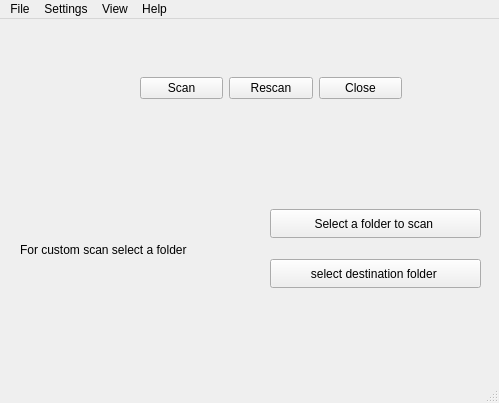
Above: mainwindow.ui from PicaPrime/dataRec before the change. Below: the same form after it.
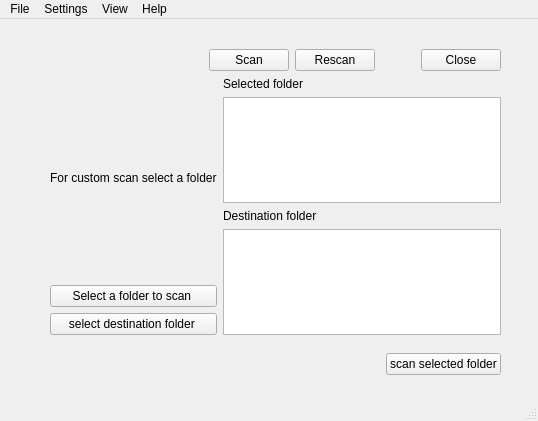
That is the form after the change.

Diff of the .ui file:
```diff
--- a/mainwindow.ui
+++ b/mainwindow.ui
@@ -6,75 +6,99 @@
    <rect>
     <x>0</x>
     <y>0</y>
-    <width>499</width>
-    <height>403</height>
+    <width>538</width>
+    <height>421</height>
    </rect>
   </property>
   <property name="windowTitle">
    <string>MainWindow</string>
   </property>
   <widget class="QWidget" name="centralwidget">
-   <widget class="QPushButton" name="pushButton_3">
+   <widget class="QWidget" name="">
     <property name="geometry">
      <rect>
-      <x>270</x>
-      <y>190</y>
-      <width>211</width>
-      <height>29</height>
+      <x>50</x>
+      <y>330</y>
+      <width>451</width>
+      <height>31</height>
      </rect>
     </property>
+    <layout class="QHBoxLayout" name="horizontalLayout_4">
+     <item>
+      <widget class="QLabel" name="label_signal">
     <property name="text">
-     <string>Select a folder to scan </string>
-    </property>
-   </widget>
-   <widget class="QPushButton" name="pushButton_4">
-    <property name="geometry">
-     <rect>
-      <x>270</x>
-      <y>240</y>
-      <width>211</width>
-      <height>29</height>
-     </rect>
-    </property>
-    <property name="text">
-     <string>select destination folder </string>
-    </property>
-   </widget>
-   <widget class="QLabel" name="label">
-    <property name="geometry">
-     <rect>
-      <x>20</x>
-      <y>210</y>
-      <width>231</width>
-      <height>41</height>
-     </rect>
-    </property>
+        <string/>
+       </property>
+      </widget>
+     </item>
+     <item>
+      <spacer name="horizontalSpacer_4">
+       <property name="orientation">
+        <enum>Qt::Orientation::Horizontal</enum>
+       </property>
+       <property name="sizeHint" stdset="0">
+        <size>
+         <width>40</width>
+         <height>20</height>
+        </size>
+       </property>
+      </spacer>
+     </item>
+     <item>
+      <widget class="QPushButton" name="pushButton_scanSelected">
     <property name="text">
-     <string>For custom scan select a folder</string>
-    </property>
-   </widget>
-   <widget class="QLabel" name="label_2">
+        <string>scan selected folder</string>
+       </property>
+      </widget>
+     </item>
+    </layout>
+   </widget>
+   <widget class="QWidget" name="">
     <property name="geometry">
      <rect>
-      <x>20</x>
+      <x>50</x>
       <y>10</y>
-      <width>101</width>
-      <height>71</height>
+      <width>451</width>
+      <height>306</height>
      </rect>
     </property>
+    <layout class="QVBoxLayout" name="verticalLayout_8">
+     <item>
+      <layout class="QHBoxLayout" name="horizontalLayout_2">
+       <item>
+        <widget class="QLabel" name="label_2">
     <property name="text">
      <string/>
     </property>
    </widget>
-   <widget class="QWidget" name="">
-    <property name="geometry">
-     <rect>
-      <x>140</x>
-      <y>20</y>
-      <width>262</width>
-      <height>60</height>
-     </rect>
-    </property>
+       </item>
+       <item>
+        <spacer name="horizontalSpacer_3">
+         <property name="orientation">
+          <enum>Qt::Orientation::Horizontal</enum>
+         </property>
+         <property name="sizeHint" stdset="0">
+          <size>
+           <width>40</width>
+           <height>20</height>
+          </size>
+         </property>
+        </spacer>
+       </item>
+       <item>
+        <spacer name="horizontalSpacer_2">
+         <property name="orientation">
+          <enum>Qt::Orientation::Horizontal</enum>
+         </property>
+         <property name="sizeHint" stdset="0">
+          <size>
+           <width>40</width>
+           <height>20</height>
+          </size>
+         </property>
+        </spacer>
+       </item>
+       <item>
     <layout class="QHBoxLayout" name="horizontalLayout">
      <item>
       <layout class="QVBoxLayout" name="verticalLayout">
@@ -112,6 +136,19 @@
        </item>
       </layout>
      </item>
+         <item>
+          <spacer name="horizontalSpacer">
+           <property name="orientation">
+            <enum>Qt::Orientation::Horizontal</enum>
+           </property>
+           <property name="sizeHint" stdset="0">
+            <size>
+             <width>40</width>
+             <height>20</height>
+            </size>
+           </property>
+          </spacer>
+         </item>
      <item>
       <layout class="QVBoxLayout" name="verticalLayout_3">
        <item>
@@ -131,6 +168,75 @@
       </layout>
      </item>
     </layout>
+       </item>
+      </layout>
+     </item>
+     <item>
+      <layout class="QHBoxLayout" name="horizontalLayout_3">
+       <item>
+        <layout class="QVBoxLayout" name="verticalLayout_5">
+         <item>
+          <widget class="QLabel" name="label">
+           <property name="text">
+            <string>For custom scan select a folder</string>
+           </property>
+          </widget>
+         </item>
+         <item>
+          <layout class="QVBoxLayout" name="verticalLayout_4">
+           <item>
+            <widget class="QPushButton" name="pushButton_3">
+             <property name="text">
+              <string>Select a folder to scan </string>
+             </property>
+            </widget>
+           </item>
+           <item>
+            <widget class="QPushButton" name="pushButton_4">
+             <property name="text">
+              <string>select destination folder </string>
+             </property>
+            </widget>
+           </item>
+          </layout>
+         </item>
+        </layout>
+       </item>
+       <item>
+        <layout class="QVBoxLayout" name="verticalLayout_6">
+         <item>
+          <widget class="QLabel" name="label_3">
+           <property name="text">
+            <string>Selected folder</string>
+           </property>
+          </widget>
+         </item>
+         <item>
+          <widget class="QTextEdit" name="textEdit_selectedFolder">
+           <property name="readOnly">
+            <bool>true</bool>
+           </property>
+          </widget>
+         </item>
+         <item>
+          <widget class="QLabel" name="label_4">
+           <property name="text">
+            <string>Destination folder</string>
+           </property>
+          </widget>
+         </item>
+         <item>
+          <widget class="QTextEdit" name="textEdit_destinationFolder">
+           <property name="readOnly">
+            <bool>true</bool>
+           </property>
+          </widget>
+         </item>
+        </layout>
+       </item>
+      </layout>
+     </item>
+    </layout>
    </widget>
   </widget>
   <widget class="QMenuBar" name="menubar">
@@ -138,7 +244,7 @@
     <rect>
      <x>0</x>
      <y>0</y>
-     <width>499</width>
+     <width>538</width>
      <height>25</height>
     </rect>
    </property>
```
Left out of the diff: 4 changed lines with no effect on the pictures. Lines whose indentation alone changed are shown as unchanged.
